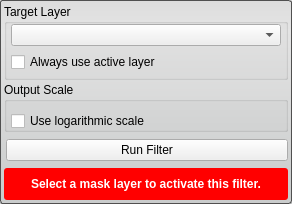
Old version of the form src/Interface/ToolInterface/ConnectedComponentSizeFilterInterface.ui in the repository jessdtate/Seg3D.
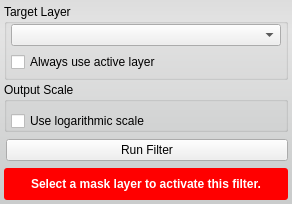
New version of the form. Custom widgets are drawn as their Qt base class.

Diff of the .ui file:
```diff
--- a/src/Interface/ToolInterface/ConnectedComponentSizeFilterInterface.ui
+++ b/src/Interface/ToolInterface/ConnectedComponentSizeFilterInterface.ui
@@ -22,7 +22,6 @@
   <property name="styleSheet">
    <string notr="true">QWidget#ConnectedComponentSizeFilterInterface{
 	border-radius: 3px;
-	border: 1px solid rgb(80, 80,80);
 	background-color: qlineargradient(spread:pad, x1:0.5, y1:0, x2:0.5, y2:0.960227, stop:0 rgba(221, 221, 221, 255), stop:0.155779 rgba(228, 228, 228, 255), stop:1 rgba(202, 204, 204, 255));      
 }</string>
   </property>
```
